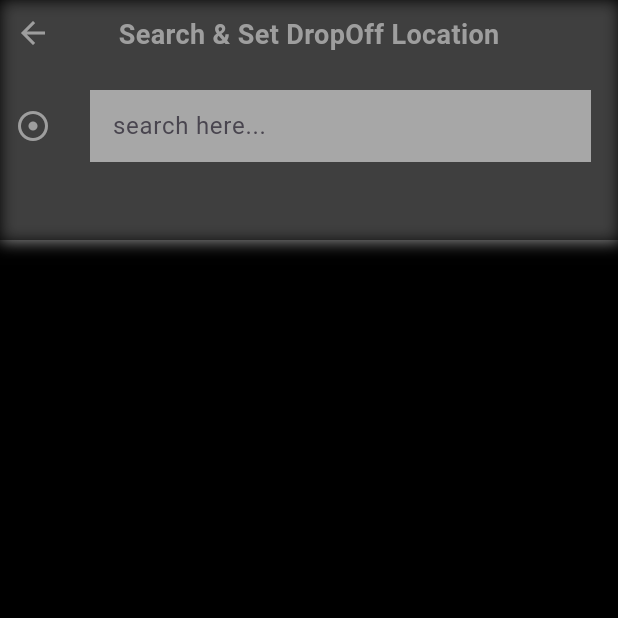
After one commit to IwanPWK/flutter_taxi_user_app, a Flutter app: the SearchPlacesScreen screen opened directly, on a phone screen of 412 x 824 dp, the top half of it. The commit adds this screen. Run offline on Flutter 3.47's test engine with Material 3 defaults, Android fonts, the phone set to English and light mode, and no system bars; our stand-ins replace firebase_auth, firebase_core, firebase_database, fluttertoast, geolocator, google_maps_flutter and 1 more; accounts and stored records are empty.

Commit message:
Adding search dorpoff location address screen ui

```diff
--- a/lib/main_screens/main_screen.dart
+++ b/lib/main_screens/main_screen.dart
@@ -1,6 +1,7 @@
 import 'dart:async';
 
 import 'package:flutter/material.dart';
+import 'package:flutter_taxi_user_app/main_screens/search_places_screen.dart';
 import 'package:geolocator/geolocator.dart';
 import 'package:google_maps_flutter/google_maps_flutter.dart';
 import 'package:provider/provider.dart';
@@ -253,7 +254,8 @@ class _MainScreenState extends State<MainScreen> {
           ),
         ),
       ),
-      body: Stack(
+      body: SafeArea(
+        child: Stack(
           children: [
             GoogleMap(
               padding: EdgeInsets.only(bottom: bottomPaddingOfMap),
@@ -313,8 +315,8 @@ class _MainScreenState extends State<MainScreen> {
                     ),
                   ),
                   child: Padding(
-                  padding:
-                      const EdgeInsets.symmetric(horizontal: 24, vertical: 18),
+                    padding: const EdgeInsets.symmetric(
+                        horizontal: 24, vertical: 18),
                     child: Column(
                       children: [
                         //from
@@ -368,7 +370,16 @@ class _MainScreenState extends State<MainScreen> {
                         const SizedBox(height: 16.0),
 
                         //to
-                      const Row(
+                        GestureDetector(
+                          onTap: () {
+                            Navigator.push(
+                              context,
+                              MaterialPageRoute(
+                                builder: (c) => SearchPlacesScreen(),
+                              ),
+                            );
+                          },
+                          child: const Row(
                             children: [
                               Icon(
                                 Icons.add_location_alt_outlined,
@@ -382,17 +393,18 @@ class _MainScreenState extends State<MainScreen> {
                                 children: [
                                   Text(
                                     "To",
-                                style:
-                                    TextStyle(color: Colors.grey, fontSize: 12),
+                                    style: TextStyle(
+                                        color: Colors.grey, fontSize: 12),
                                   ),
                                   Text(
                                     "Where to go?",
-                                style:
-                                    TextStyle(color: Colors.grey, fontSize: 14),
+                                    style: TextStyle(
+                                        color: Colors.grey, fontSize: 14),
                                   ),
                                 ],
                               ),
                             ],
+                          ),
                         ),
 
                         const SizedBox(height: 10.0),
@@ -423,6 +435,7 @@ class _MainScreenState extends State<MainScreen> {
             ),
           ],
         ),
+      ),
     );
   }
 }
--- /dev/null
+++ b/lib/main_screens/search_places_screen.dart
@@ -0,0 +1,104 @@
+import 'package:flutter/material.dart';
+
+class SearchPlacesScreen extends StatefulWidget {
+  @override
+  State<SearchPlacesScreen> createState() => _SearchPlacesScreenState();
+}
+
+class _SearchPlacesScreenState extends State<SearchPlacesScreen> {
+  @override
+  Widget build(BuildContext context) {
+    return Scaffold(
+      backgroundColor: Colors.black,
+      body: SafeArea(
+        child: Column(
+          children: [
+            //search place ui
+            Container(
+              height: 160,
+              decoration: const BoxDecoration(
+                color: Colors.black54,
+                boxShadow: [
+                  BoxShadow(
+                    color: Colors.white54,
+                    blurRadius: 8,
+                    spreadRadius: 0.5,
+                    offset: Offset(
+                      0.7,
+                      0.7,
+                    ),
+                  ),
+                ],
+              ),
+              child: Padding(
+                padding: const EdgeInsets.all(10.0),
+                child: Column(
+                  children: [
+                    Stack(
+                      children: [
+                        GestureDetector(
+                          onTap: () {
+                            Navigator.pop(context);
+                          },
+                          child: const Icon(
+                            Icons.arrow_back,
+                            color: Colors.grey,
+                          ),
+                        ),
+
+                        // with center widget, it will be in the middle and is not stack each other
+                        const Center(
+                          child: Text(
+                            "Search & Set DropOff Location",
+                            style: TextStyle(
+                              fontSize: 18.0,
+                              color: Colors.grey,
+                              fontWeight: FontWeight.bold,
+                            ),
+                          ),
+                        ),
+                      ],
+                    ),
+                    const SizedBox(height: 16.0),
+                    Row(
+                      children: [
+                        const Icon(
+                          Icons.adjust_sharp,
+                          color: Colors.grey,
+                        ),
+                        const SizedBox(
+                          width: 18.0,
+                        ),
+                        Expanded(
+                          child: Padding(
+                            padding: const EdgeInsets.all(8.0),
+                            child: TextField(
+                              onChanged: (valueTyped) {},
+                              decoration: const InputDecoration(
+                                hintText: "search here...",
+                                fillColor: Colors.white54,
+                                filled: true,
+                                border: InputBorder.none,
+                                contentPadding: EdgeInsets.only(
+                                  left: 11.0,
+                                  top: 8.0,
+                                  bottom: 8.0,
+                                ),
+                              ),
+                            ),
+                          ),
+                        ),
+                      ],
+                    ),
+                  ],
+                ),
+              ),
+            ),
+
+            Container(),
+          ],
+        ),
+      ),
+    );
+  }
+}
```
Also changed, not shown: note.dart (+56 -0 lines). Lines whose indentation alone changed are shown as unchanged.
